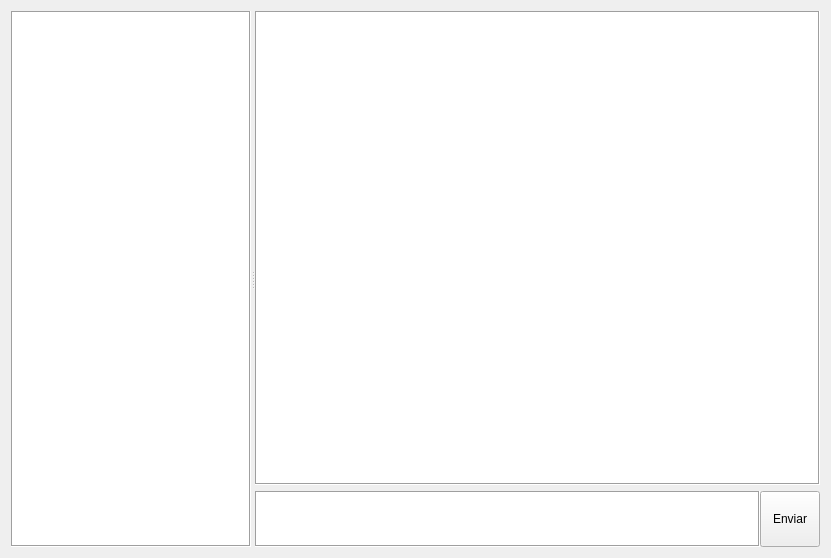
Old version of the form app/ChatTabWidget.ui in the repository cskab46/SpreadChat.
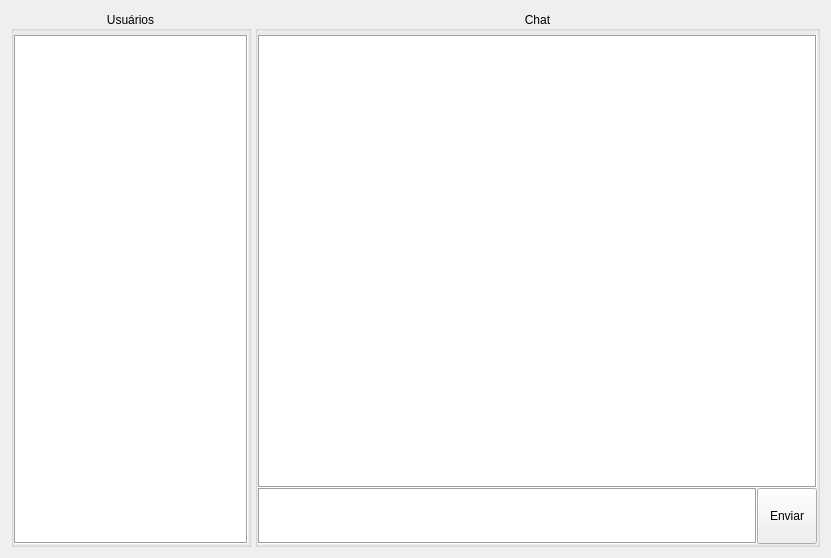
New version of the form.

Commit message: Adicionados cabeçalhos na aba de chat

Patch:
```diff
--- a/app/ChatTabWidget.ui
+++ b/app/ChatTabWidget.ui
@@ -16,21 +16,79 @@
   <layout class="QVBoxLayout" name="verticalLayout_2">
    <item>
     <widget class="QSplitter" name="splitter">
+     <property name="styleSheet">
+      <string notr="true">QSplitter::handle {
+	background-color: transparent;
+}</string>
+     </property>
      <property name="orientation">
       <enum>Qt::Horizontal</enum>
      </property>
-     <widget class="QListWidget" name="userList">
+     <property name="handleWidth">
+      <number>4</number>
+     </property>
+     <widget class="QGroupBox" name="groupBox">
       <property name="maximumSize">
        <size>
         <width>240</width>
         <height>16777215</height>
        </size>
       </property>
+      <property name="title">
+       <string>Usuários</string>
+      </property>
+      <property name="alignment">
+       <set>Qt::AlignCenter</set>
+      </property>
+      <layout class="QHBoxLayout" name="horizontalLayout_3">
+       <property name="spacing">
+        <number>0</number>
+       </property>
+       <property name="leftMargin">
+        <number>0</number>
+       </property>
+       <property name="topMargin">
+        <number>4</number>
+       </property>
+       <property name="rightMargin">
+        <number>0</number>
+       </property>
+       <property name="bottomMargin">
+        <number>0</number>
+       </property>
+       <item>
+        <widget class="QListWidget" name="userList">
       <property name="frameShape">
        <enum>QFrame::Box</enum>
       </property>
      </widget>
-     <widget class="QWidget" name="verticalLayoutWidget">
+       </item>
+      </layout>
+     </widget>
+     <widget class="QGroupBox" name="groupBox_2">
+      <property name="title">
+       <string>Chat</string>
+      </property>
+      <property name="alignment">
+       <set>Qt::AlignCenter</set>
+      </property>
+      <layout class="QHBoxLayout" name="horizontalLayout_2">
+       <property name="spacing">
+        <number>0</number>
+       </property>
+       <property name="leftMargin">
+        <number>0</number>
+       </property>
+       <property name="topMargin">
+        <number>4</number>
+       </property>
+       <property name="rightMargin">
+        <number>0</number>
+       </property>
+       <property name="bottomMargin">
+        <number>0</number>
+       </property>
+       <item>
       <layout class="QVBoxLayout" name="verticalLayout">
        <item>
         <widget class="QTextEdit" name="outputLog">
@@ -109,6 +167,10 @@
         </layout>
        </item>
       </layout>
+       </item>
+      </layout>
+      <zorder>outputLog</zorder>
+      <zorder>verticalLayoutWidget</zorder>
      </widget>
     </widget>
    </item>
```
Lines whose indentation alone changed are shown as unchanged.
